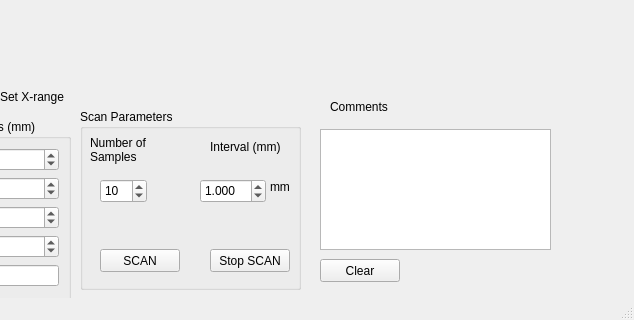
Qt form forms/main_form.ui (MarshallSutton/profilometer) before a commit; both pictures show x 190 to 824 and y 430 to 750 of the 824 by 750 pixel window.
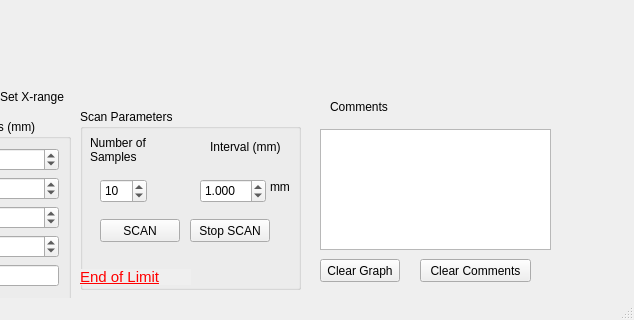
The same form after that commit.

Commit message: adding limit detector, not finished

The edit to the form file:
```diff
--- a/forms/main_form.ui
+++ b/forms/main_form.ui
@@ -43,7 +43,7 @@
      <property name="geometry">
       <rect>
        <x>20</x>
-       <y>140</y>
+       <y>110</y>
        <width>80</width>
        <height>23</height>
       </rect>
@@ -113,8 +113,8 @@
     <widget class="QPushButton" name="btn_stop">
      <property name="geometry">
       <rect>
-       <x>130</x>
-       <y>140</y>
+       <x>110</x>
+       <y>110</y>
        <width>80</width>
        <height>23</height>
       </rect>
@@ -142,6 +142,128 @@
       <double>1.000000000000000</double>
      </property>
     </widget>
+    <widget class="QLabel" name="limit_lable">
+     <property name="enabled">
+      <bool>false</bool>
+     </property>
+     <property name="geometry">
+      <rect>
+       <x>0</x>
+       <y>160</y>
+       <width>111</width>
+       <height>16</height>
+      </rect>
+     </property>
+     <property name="palette">
+      <palette>
+       <active>
+        <colorrole role="WindowText">
+         <brush brushstyle="SolidPattern">
+          <color alpha="255">
+           <red>255</red>
+           <green>0</green>
+           <blue>0</blue>
+          </color>
+         </brush>
+        </colorrole>
+        <colorrole role="Text">
+         <brush brushstyle="SolidPattern">
+          <color alpha="255">
+           <red>255</red>
+           <green>0</green>
+           <blue>0</blue>
+          </color>
+         </brush>
+        </colorrole>
+        <colorrole role="ButtonText">
+         <brush brushstyle="SolidPattern">
+          <color alpha="255">
+           <red>255</red>
+           <green>0</green>
+           <blue>0</blue>
+          </color>
+         </brush>
+        </colorrole>
+       </active>
+       <inactive>
+        <colorrole role="WindowText">
+         <brush brushstyle="SolidPattern">
+          <color alpha="255">
+           <red>255</red>
+           <green>0</green>
+           <blue>0</blue>
+          </color>
+         </brush>
+        </colorrole>
+        <colorrole role="Text">
+         <brush brushstyle="SolidPattern">
+          <color alpha="255">
+           <red>255</red>
+           <green>0</green>
+           <blue>0</blue>
+          </color>
+         </brush>
+        </colorrole>
+        <colorrole role="ButtonText">
+         <brush brushstyle="SolidPattern">
+          <color alpha="255">
+           <red>255</red>
+           <green>0</green>
+           <blue>0</blue>
+          </color>
+         </brush>
+        </colorrole>
+       </inactive>
+       <disabled>
+        <colorrole role="WindowText">
+         <brush brushstyle="SolidPattern">
+          <color alpha="255">
+           <red>255</red>
+           <green>0</green>
+           <blue>0</blue>
+          </color>
+         </brush>
+        </colorrole>
+        <colorrole role="Text">
+         <brush brushstyle="SolidPattern">
+          <color alpha="255">
+           <red>255</red>
+           <green>0</green>
+           <blue>0</blue>
+          </color>
+         </brush>
+        </colorrole>
+        <colorrole role="ButtonText">
+         <brush brushstyle="SolidPattern">
+          <color alpha="255">
+           <red>255</red>
+           <green>0</green>
+           <blue>0</blue>
+          </color>
+         </brush>
+        </colorrole>
+       </disabled>
+      </palette>
+     </property>
+     <property name="font">
+      <font>
+       <pointsize>11</pointsize>
+       <underline>true</underline>
+      </font>
+     </property>
+     <property name="autoFillBackground">
+      <bool>true</bool>
+     </property>
+     <property name="styleSheet">
+      <string notr="true">color: red</string>
+     </property>
+     <property name="text">
+      <string>End of Limit</string>
+     </property>
+     <property name="textFormat">
+      <enum>Qt::PlainText</enum>
+     </property>
+    </widget>
    </widget>
    <widget class="QGroupBox" name="gb_">
     <property name="geometry">
@@ -411,7 +533,7 @@
      </rect>
     </property>
     <property name="text">
-     <string>Clear</string>
+     <string>Clear Graph</string>
     </property>
    </widget>
    <widget class="QGroupBox" name="groupBox_2">
@@ -507,6 +629,19 @@
      <string>Comments</string>
     </property>
    </widget>
+   <widget class="QPushButton" name="btn_Clear_2">
+    <property name="geometry">
+     <rect>
+      <x>610</x>
+      <y>670</y>
+      <width>111</width>
+      <height>23</height>
+     </rect>
+    </property>
+    <property name="text">
+     <string>Clear Comments</string>
+    </property>
+   </widget>
   </widget>
   <widget class="QMenuBar" name="menubar">
    <property name="geometry">
```
Left out of the diff: 3 changed lines with no effect on the pictures. The commit also changes 3 other files.
